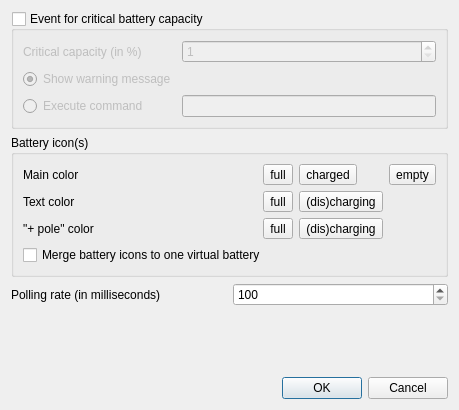
This is settingsdialog.ui in ZanyXDev/qbat as Qt 5 draws it before an edit. The edited form follows.
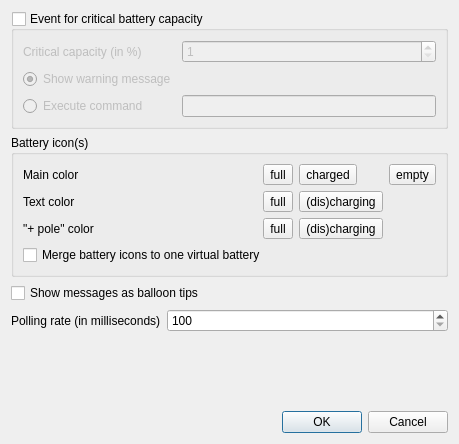
This is the edited form. Icons and pictures are not drawn.

Commit message: added option to display balloon tips instead of dialog messages

```diff
--- a/settingsdialog.ui
+++ b/settingsdialog.ui
@@ -6,7 +6,7 @@
     <x>0</x>
     <y>0</y>
     <width>455</width>
-    <height>410</height>
+    <height>444</height>
    </rect>
   </property>
   <property name="windowTitle" >
@@ -169,7 +169,7 @@
         </property>
        </widget>
       </item>
-      <item row="3" column="0" colspan="4" >
+      <item row="3" column="0" colspan="5" >
        <widget class="QCheckBox" name="mergeBatteryCheck" >
         <property name="text" >
          <string>Merge battery icons to one virtual battery</string>
@@ -192,10 +192,23 @@
      </layout>
     </widget>
    </item>
+   <item>
+    <widget class="QCheckBox" name="showBalloonCheck" >
+     <property name="text" >
+      <string>Show messages as balloon tips</string>
+     </property>
+    </widget>
+   </item>
    <item>
     <layout class="QHBoxLayout" >
      <item>
       <widget class="QLabel" name="pollingRateLabel" >
+       <property name="sizePolicy" >
+        <sizepolicy vsizetype="Preferred" hsizetype="Minimum" >
+         <horstretch>0</horstretch>
+         <verstretch>0</verstretch>
+        </sizepolicy>
+       </property>
        <property name="text" >
         <string>Polling rate (in milliseconds)</string>
        </property>
@@ -203,6 +216,12 @@
      </item>
      <item>
       <widget class="QSpinBox" name="pollingRateSpin" >
+       <property name="sizePolicy" >
+        <sizepolicy vsizetype="Fixed" hsizetype="Expanding" >
+         <horstretch>0</horstretch>
+         <verstretch>0</verstretch>
+        </sizepolicy>
+       </property>
        <property name="minimum" >
         <number>100</number>
        </property>
@@ -235,7 +254,7 @@
       <enum>Qt::Horizontal</enum>
      </property>
      <property name="standardButtons" >
-      <set>QDialogButtonBox::Cancel|QDialogButtonBox::NoButton|QDialogButtonBox::Ok</set>
+      <set>QDialogButtonBox::Cancel|QDialogButtonBox::Ok</set>
      </property>
      <property name="centerButtons" >
       <bool>false</bool>
```
Left out of the diff: 19 changed lines with no effect on the pictures. The commit also changes 3 other files.
